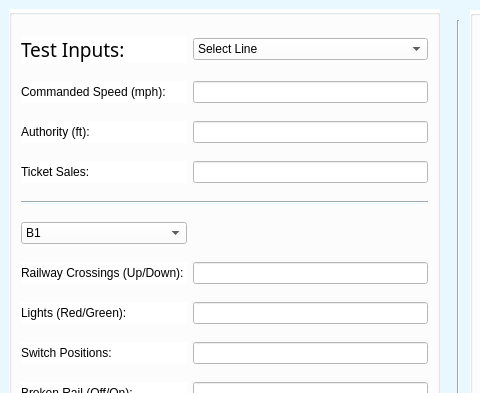
Above: Track Model/testbench_trackmodel.ui from asmithie13/ECE-1140 before the change; both pictures show x 0 to 480 and y 0 to 393 of the 884 by 554 pixel window. Below: the same form after it.
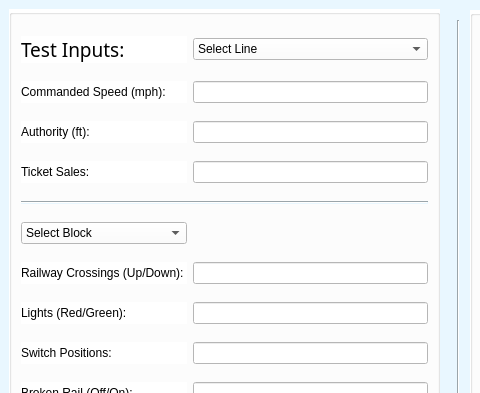
That is the form after the change.

What changed in the file:
```diff
--- a/Track Model/testbench_trackmodel.ui
+++ b/Track Model/testbench_trackmodel.ui
@@ -161,7 +161,7 @@
        </property>
        <item>
         <property name="text">
-         <string>B1</string>
+         <string>Select Block</string>
         </property>
        </item>
        <item>
```
Left out of the diff: 360 changed lines with no effect on the pictures.
